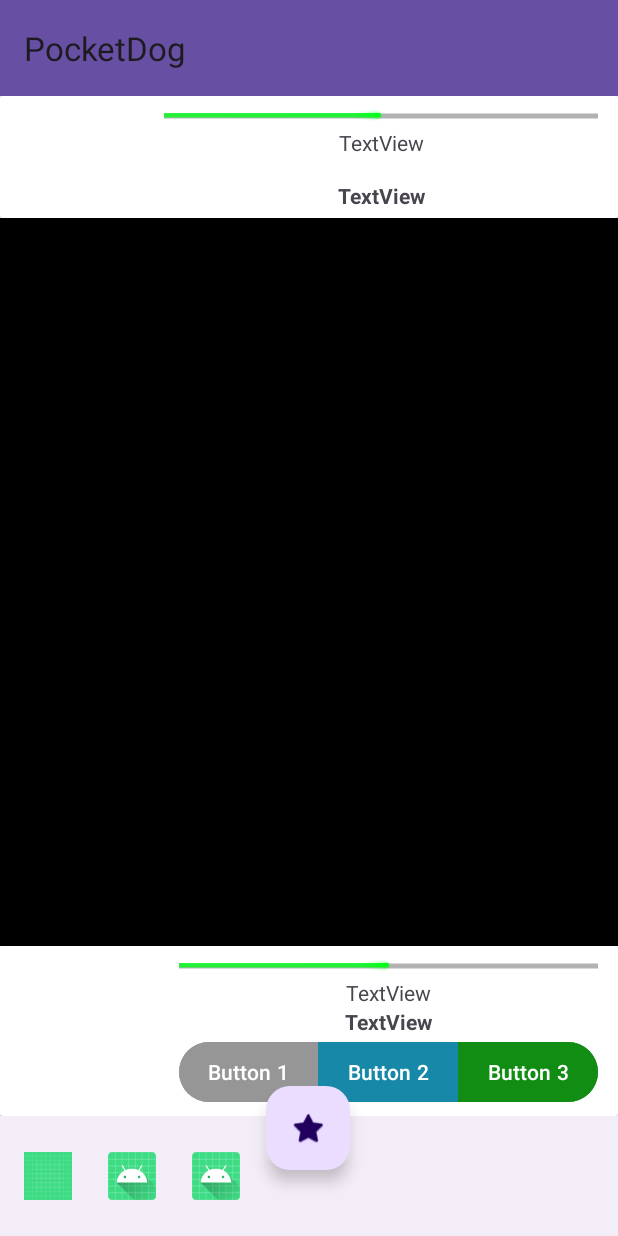
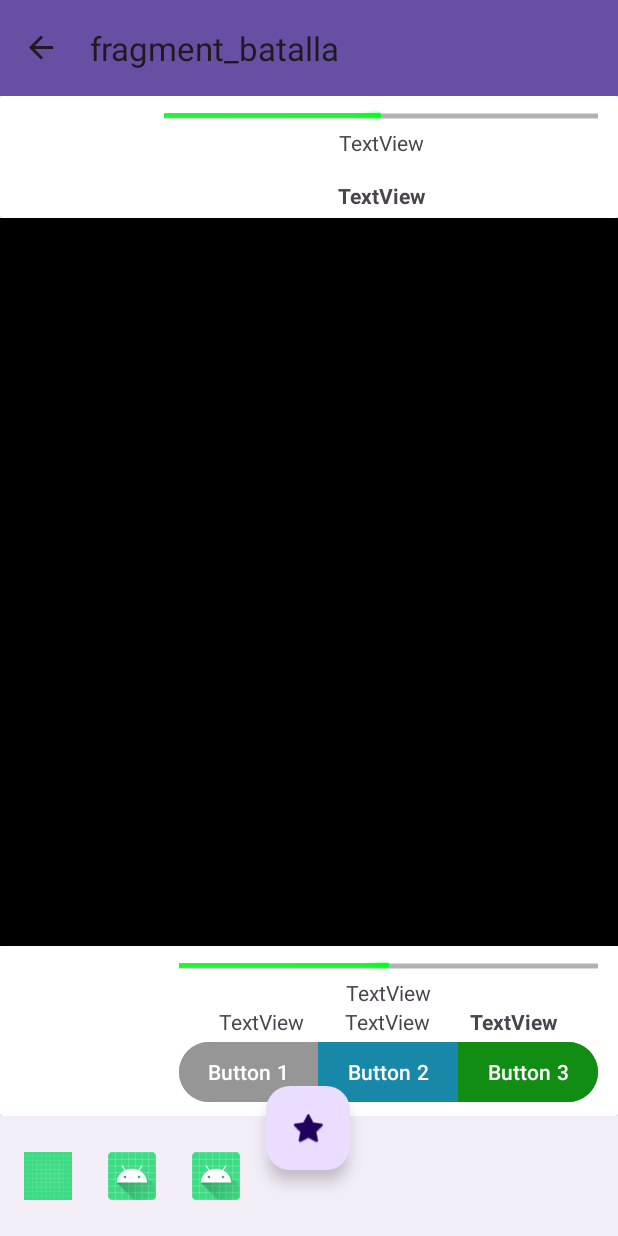
Before and after one commit to juanfran-antonaya-estech/pocketdog, an Android app: the BatallaFragment screen opened through its navigation route, on a phone screen of 412 x 824 dp. Run offline under Robolectric (Android 15) with nearby library versions, the phone set to English and light mode, and no system bars; our stand-ins replace Picasso, navigation-ui; libraries missing offline, so code that uses them is left out: jp.wasabeef.picasso; network calls fail; pictures from the network do not load; 3 statements that could not run were skipped.

Commit message:
BatallaFragment completamente implementado

```diff
--- a/app/src/main/java/com/juanfra/pocketdog/ui/MainActivity.kt
+++ b/app/src/main/java/com/juanfra/pocketdog/ui/MainActivity.kt
@@ -6,7 +6,11 @@ import androidx.activity.viewModels
 import androidx.appcompat.app.AppCompatActivity
 import androidx.core.view.ViewCompat
 import androidx.core.view.WindowInsetsCompat
+import androidx.navigation.NavController
 import androidx.navigation.findNavController
+import androidx.navigation.fragment.NavHostFragment
+import androidx.navigation.ui.AppBarConfiguration
+import androidx.navigation.ui.setupActionBarWithNavController
 import com.juanfra.pocketdog.R
 import com.juanfra.pocketdog.databinding.ActivityMainBinding
 import com.juanfra.pocketdog.databinding.FragmentInicioBinding
@@ -21,9 +25,11 @@ class MainActivity : AppCompatActivity() {
     val viewModel by viewModels<PesetasViewModel > {
         PesetasViewModel.PesetasViewModelFactory(this)
     }
+    private lateinit var appBarConfiguration: AppBarConfiguration
+    private lateinit var navController: NavController
+
     override fun onCreate(savedInstanceState: Bundle?) {
         super.onCreate(savedInstanceState)
-        enableEdgeToEdge()
         binding = ActivityMainBinding.inflate(layoutInflater)
         setContentView(binding.root)
         viewModel.loadDoggos()
@@ -37,14 +43,13 @@ class MainActivity : AppCompatActivity() {
 
         */
 
+        setSupportActionBar(binding.toolbar)
+        val navHostFragment = supportFragmentManager
+            .findFragmentById(R.id.fcv) as NavHostFragment
+        navController = navHostFragment.navController
+        appBarConfiguration = AppBarConfiguration(navController.graph)
+        setupActionBarWithNavController(navController, appBarConfiguration)
 
-
-        setSupportActionBar(binding.toolbar)
-        ViewCompat.setOnApplyWindowInsetsListener(findViewById(R.id.main)) { v, insets ->
-            val systemBars = insets.getInsets(WindowInsetsCompat.Type.systemBars())
-            v.setPadding(systemBars.left, systemBars.top, systemBars.right, systemBars.bottom)
-            insets
-        }
         binding.bottomAppBar2.setNavigationOnClickListener {
             // Handle navigation icon press
         }
@@ -68,8 +73,17 @@ class MainActivity : AppCompatActivity() {
         }
 
         binding.fabToBattle.setOnClickListener {
-            BuscarBatallaFragment.viewModel = viewModel
-            binding.fcv.findNavController().navigate(R.id.action_inicioFragment_to_buscarBatallaFragment)
+            if(navController.currentDestination?.id == R.id.inicioFragment){
+                BuscarBatallaFragment.viewModel = viewModel
+                binding.fcv.findNavController().navigate(R.id.action_inicioFragment_to_buscarBatallaFragment)
+            }
+            if(navController.currentDestination?.id == R.id.batallaFragment){
+                binding.fcv.findNavController().navigateUp()
+            }
         }
     }
+
+    override fun onSupportNavigateUp(): Boolean {
+        return navController.navigateUp()
+    }
 }
--- a/app/src/main/java/com/juanfra/pocketdog/ui/fragment/InicioFragment.kt
+++ b/app/src/main/java/com/juanfra/pocketdog/ui/fragment/InicioFragment.kt
@@ -6,8 +6,14 @@ import android.view.LayoutInflater
 import android.view.View
 import android.view.ViewGroup
 import androidx.fragment.app.activityViewModels
+import androidx.navigation.fragment.findNavController
 import com.juanfra.pocketdog.R
+import com.juanfra.pocketdog.data.doggos.DogTrio
+import com.juanfra.pocketdog.databinding.FragmentInicioBinding
 import com.juanfra.pocketdog.ui.viewmodel.PesetasViewModel
+import com.squareup.picasso.Picasso
+import jp.wasabeef.picasso.transformations.gpu.PixelationFilterTransformation
+import jp.wasabeef.picasso.transformations.gpu.ToonFilterTransformation
 
 
 class InicioFragment : Fragment() {
@@ -15,19 +21,54 @@ class InicioFragment : Fragment() {
     val viewModels by activityViewModels<PesetasViewModel> {
         PesetasViewModel.PesetasViewModelFactory(requireContext())
     }
-
-    override fun onCreate(savedInstanceState: Bundle?) {
-        super.onCreate(savedInstanceState)
-
-    }
+    private lateinit var binding: FragmentInicioBinding
 
     override fun onCreateView(
         inflater: LayoutInflater, container: ViewGroup?,
         savedInstanceState: Bundle?
     ): View? {
         // Inflate the layout for this fragment
-        return inflater.inflate(R.layout.fragment_inicio, container, false)
+        binding = FragmentInicioBinding.inflate(inflater, container, false)
+        return binding.root
     }
 
+    override fun onViewCreated(view: View, savedInstanceState: Bundle?) {
+        super.onViewCreated(view, savedInstanceState)
+
+
+        viewModels.showcaseenemies().observe(viewLifecycleOwner) {
+            if (it != null) {
+                fillBattleinclude(it)
+            }
+        }
+    }
+
+    fun fillBattleinclude(dogtrio: DogTrio) {
+        val bbinding = binding.inBatalla
+        bbinding.btAccionPlantilla.text = "Batallar"
+        val threshold = 20F
+        binding.barraBatalla.animate().setDuration(1000).translationX(0F).start()
+        Picasso.get()
+            .load(dogtrio.perros[0].refdog.url)
+            .transform(PixelationFilterTransformation(requireContext(), threshold))
+            .into(bbinding.ivPerro1Plantilla)
+        Picasso.get()
+            .load(dogtrio.perros[1].refdog.url)
+            .transform(PixelationFilterTransformation(requireContext(), threshold))
+            .into(bbinding.ivPerro2Plantilla)
+        Picasso.get()
+            .load(dogtrio.perros[2].refdog.url)
+            .transform(PixelationFilterTransformation(requireContext(), threshold))
+            .into(bbinding.ivPerro3Plantilla)
+        bbinding.tvPackLevelPlantilla.text = dogtrio.packLevel
+        bbinding.tvPacknamePlantilla.text = dogtrio.packName
+
+        bbinding.btAccionPlantilla.setOnClickListener {
+            viewModels.battleTrio(dogtrio)
+            BuscarBatallaFragment.viewModel = viewModels
+            findNavController().navigate(R.id.action_inicioFragment_to_batallaFragment)
+        }
+
+    }
 
 }
--- a/app/src/main/java/com/juanfra/pocketdog/ui/viewmodel/PesetasViewModel.kt
+++ b/app/src/main/java/com/juanfra/pocketdog/ui/viewmodel/PesetasViewModel.kt
@@ -47,6 +47,16 @@ class PesetasViewModel(val context: Context) : ViewModel() {
      *
      * @see Doggo
      */
+
+    fun showcaseenemies() : MutableLiveData<DogTrio>{
+        val auxtrio = MutableLiveData<DogTrio>()
+        viewModelScope.launch {
+            val trio = getDogTrios(arrayListOf("normal"))
+            auxtrio.postValue(trio[0])
+
+        }
+        return auxtrio
+    }
 
     fun battleTrio(enemies: DogTrio) {
         enemytrio.value = enemies
--- a/app/src/main/res/layout/fragment_batalla.xml
+++ b/app/src/main/res/layout/fragment_batalla.xml
@@ -117,7 +117,29 @@
                 android:text="TextView"
                 android:textStyle="bold"
                 app:layout_constraintEnd_toEndOf="@+id/tvAllyLife"
+                app:layout_constraintHorizontal_bias="0.5"
+                app:layout_constraintStart_toEndOf="@+id/tvDef"
+                app:layout_constraintTop_toBottomOf="@+id/tvAllyLife" />
+
+            <TextView
+                android:id="@+id/tvAtt"
+                android:layout_width="wrap_content"
+                android:layout_height="wrap_content"
+                android:text="TextView"
+                app:layout_constraintEnd_toStartOf="@+id/tvDef"
+                app:layout_constraintHorizontal_bias="0.5"
+                app:layout_constraintStart_toEndOf="@+id/ivAllyDog"
                 app:layout_constraintStart_toStartOf="@+id/tvAllyLife"
+                app:layout_constraintTop_toBottomOf="@+id/tvAllyLife" />
+
+            <TextView
+                android:id="@+id/tvDef"
+                android:layout_width="wrap_content"
+                android:layout_height="wrap_content"
+                android:text="TextView"
+                app:layout_constraintEnd_toStartOf="@+id/tvAllyName"
+                app:layout_constraintHorizontal_bias="0.5"
+                app:layout_constraintStart_toEndOf="@+id/tvAtt"
                 app:layout_constraintTop_toBottomOf="@+id/tvAllyLife" />
 
         </androidx.constraintlayout.widget.ConstraintLayout>
--- a/app/src/main/res/layout/fragment_inicio.xml
+++ b/app/src/main/res/layout/fragment_inicio.xml
@@ -100,6 +100,7 @@
         android:layout_height="0dp"
         android:layout_marginTop="8dp"
         android:layout_marginBottom="8dp"
+        android:translationX="1000dp"
         app:cardBackgroundColor="#00FFFFFF"
         app:layout_constraintBottom_toBottomOf="parent"
         app:layout_constraintEnd_toEndOf="parent"
--- a/app/src/main/res/navigation/nav_graf.xml
+++ b/app/src/main/res/navigation/nav_graf.xml
@@ -13,6 +13,9 @@
         <action
             android:id="@+id/action_inicioFragment_to_buscarBatallaFragment"
             app:destination="@id/buscarBatallaFragment" />
+        <action
+            android:id="@+id/action_inicioFragment_to_batallaFragment"
+            app:destination="@id/batallaFragment" />
     </fragment>
     <fragment
         android:id="@+id/buscarBatallaFragment"
```
Also changed, not shown: app/src/main/java/com/juanfra/pocketdog/data/doggos/Doggo.kt (+12 -1 lines), app/src/main/java/com/juanfra/pocketdog/ui/fragment/BatallaFragment.kt (+20 -4 lines), app/src/main/res/layout/plantilla_tresperros.xml (+4 -14 lines).
